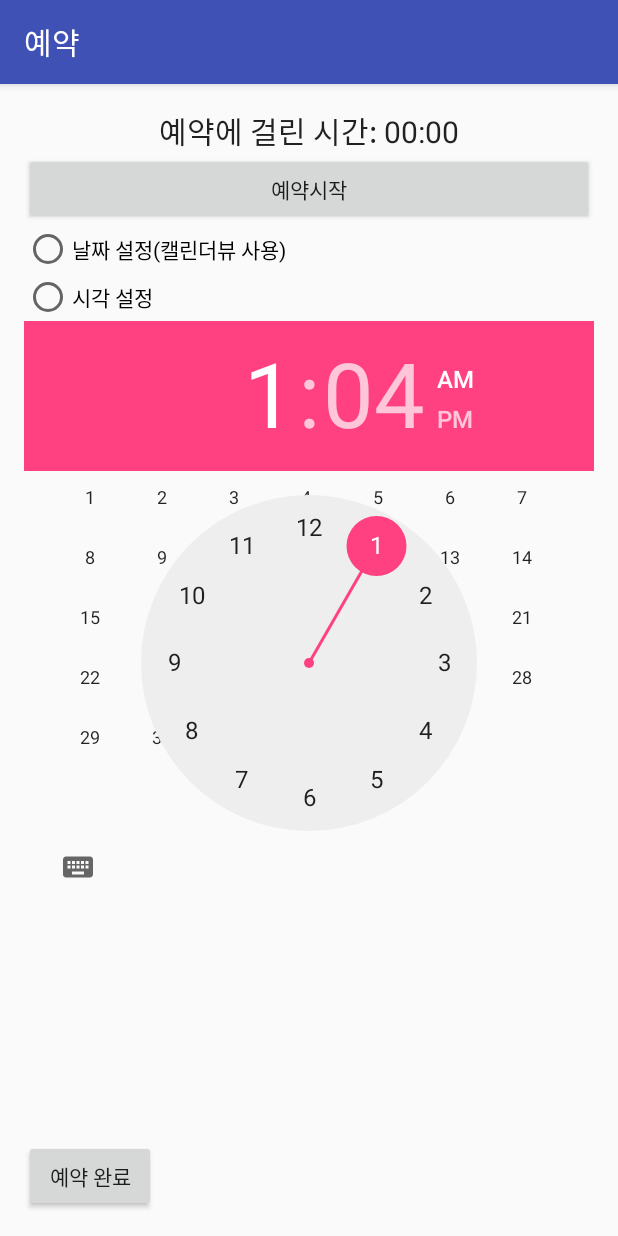
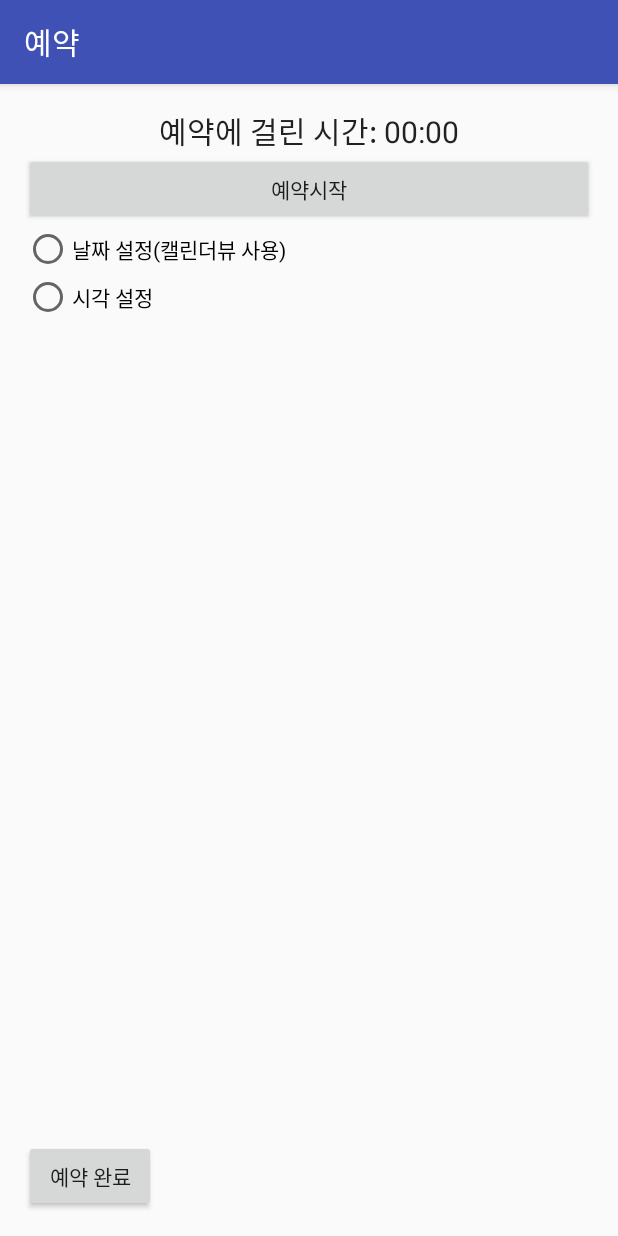
Before and after one commit to AhhyeonSong/reservation_system, an Android app: the screen it shows after launch (MainActivity), on a phone screen of 412 x 824 dp. Run offline under Robolectric (Android 15) with nearby library versions, the phone set to English and light mode, and no system bars.

Commit message:
#2 First EventProgramming

```diff
--- a/app/src/main/java/kr/hs/emirim/thddkgus96/reservationsystem/MainActivity.java
+++ b/app/src/main/java/kr/hs/emirim/thddkgus96/reservationsystem/MainActivity.java
@@ -2,12 +2,37 @@ package kr.hs.emirim.thddkgus96.reservationsystem;
 
 import android.support.v7.app.AppCompatActivity;
 import android.os.Bundle;
+import android.view.View;
+import android.widget.Button;
+import android.widget.CalendarView;
+import android.widget.Chronometer;
+import android.widget.RadioButton;
+import android.widget.TextView;
+import android.widget.TimePicker;
 
 public class MainActivity extends AppCompatActivity {
+    Chronometer chrono;
+    Button butStart, butDone;
+    RadioButton radioDate, radioTime;
+    CalendarView calView;
+    TimePicker timePick;
+    TextView textResult;
 
     @Override
     protected void onCreate(Bundle savedInstanceState) {
         super.onCreate(savedInstanceState);
         setContentView(R.layout.activity_main);
+
+        chrono=(Chronometer)findViewById(R.id.chrono);
+        butStart=(Button)findViewById(R.id.but_start);
+        butDone=(Button)findViewById(R.id.but_done);
+        radioDate=(RadioButton)findViewById(R.id.radio_date);
+        radioTime=(RadioButton)findViewById(R.id.radio_time);
+        calView=(CalendarView)findViewById(R.id.calender);
+        timePick=(TimePicker)findViewById(R.id.time_pick);
+        textResult=(TextView)findViewById(R.id.text_result);
+        timePick.setVisibility(View.INVISIBLE);
+        calView.setVisibility(View.INVISIBLE);
+
     }
 }
--- a/app/src/main/res/layout/activity_main.xml
+++ b/app/src/main/res/layout/activity_main.xml
@@ -54,9 +54,11 @@
                 android:layout_width="match_parent"
                 android:layout_height="match_parent"></CalendarView>
             <TimePicker
-                android:id="@+id/time"
+                android:id="@+id/time_pick"
                 android:layout_width="match_parent"
-                android:layout_height="wrap_content"></TimePicker>
+                android:layout_height="wrap_content"
+                android:timePickerMode="spinner">
+            </TimePicker>
 
         </FrameLayout>
 
```
